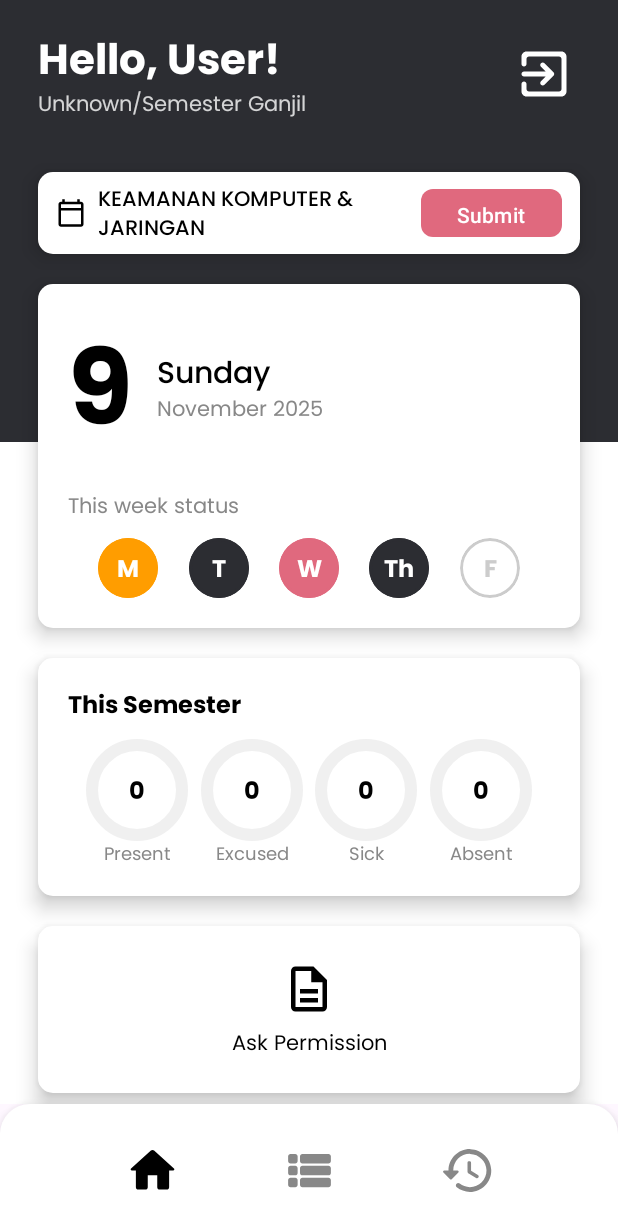
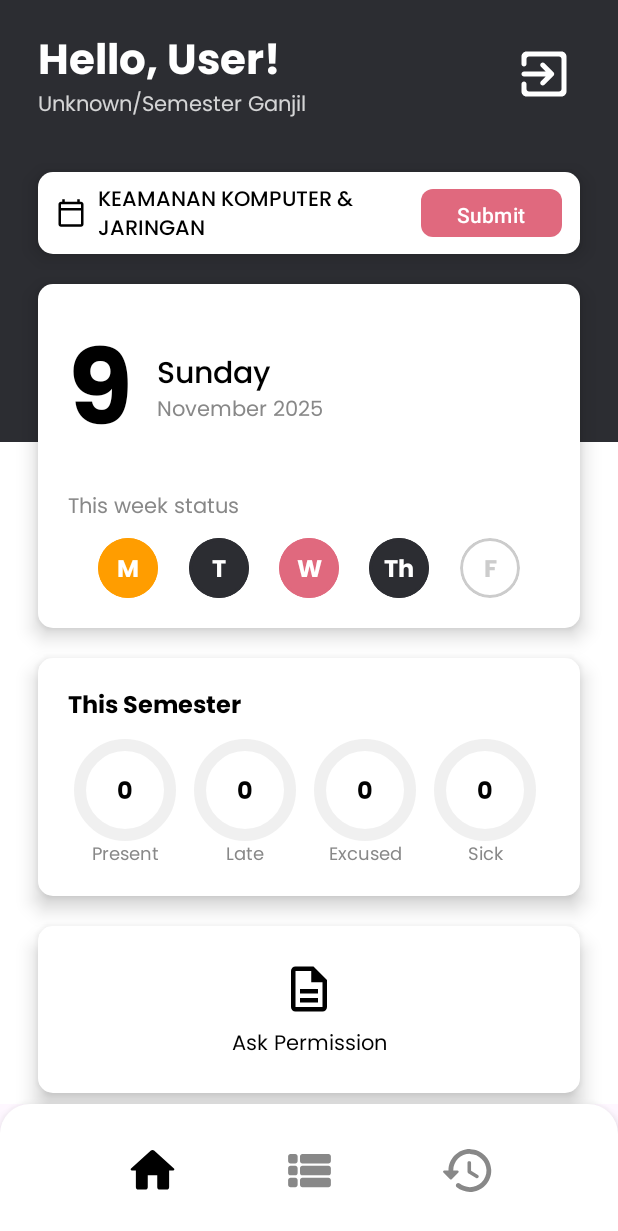
Before and after one commit to pejuangvscode/smart_attendance, an Android app built with Jetpack Compose: the HomeScreen screen opened through its navigation route, on a phone screen of 412 x 824 dp. Shown: the top 1231 px of the screen. Run offline under Robolectric (Android 15) with nearby library versions, the phone set to English and light mode, and no system bars; 1 statement that could not run was skipped.

Commit message:
update: add late statistic homescreen

```diff
--- a/app/src/main/java/com/example/smartattendance/ui/screens/HomeScreen.kt
+++ b/app/src/main/java/com/example/smartattendance/ui/screens/HomeScreen.kt
@@ -323,35 +323,52 @@ fun HomeScreen(
                                 )
                             }
                         } else {
-                            // Donut charts row with real data
-                            Row(
+                            // Donut charts - Scrollable horizontal dengan 5 charts
+                            LazyRow(
                                 modifier = Modifier.fillMaxWidth(),
-                                horizontalArrangement = Arrangement.SpaceEvenly
+                                horizontalArrangement = Arrangement.spacedBy(20.dp),
+                                contentPadding = PaddingValues(horizontal = 8.dp)
                             ) {
+                                item {
                                     IndividualDonutChart(
                                         value = attendanceStatistics.present,
                                         percentage = attendanceStatistics.presentPercentage,
                                         label = "Present",
                                         color = Color(0xFF4CAF50)
                                     )
+                                }
+                                item {
+                                    IndividualDonutChart(
+                                        value = attendanceStatistics.late,
+                                        percentage = attendanceStatistics.latePercentage,
+                                        label = "Late",
+                                        color = Color(0xFFFF9800)
+                                    )
+                                }
+                                item {
                                     IndividualDonutChart(
                                         value = attendanceStatistics.excused,
                                         percentage = attendanceStatistics.excusedPercentage,
                                         label = "Excused",
                                         color = Color(0xFF2196F3)
                                     )
+                                }
+                                item {
                                     IndividualDonutChart(
                                         value = attendanceStatistics.sick,
                                         percentage = attendanceStatistics.sickPercentage,
                                         label = "Sick",
-                                    color = Color(0xFFFF9800)
+                                        color = Color(0xFFFFC107)
                                     )
+                                }
+                                item {
                                     IndividualDonutChart(
                                         value = attendanceStatistics.absent,
                                         percentage = attendanceStatistics.absentPercentage,
                                         label = "Absent",
                                         color = Color(0xFF9E9E9E)
                                     )
+                                }
                             }
                         }
                     }
```
Lines whose indentation alone changed are shown as unchanged.
